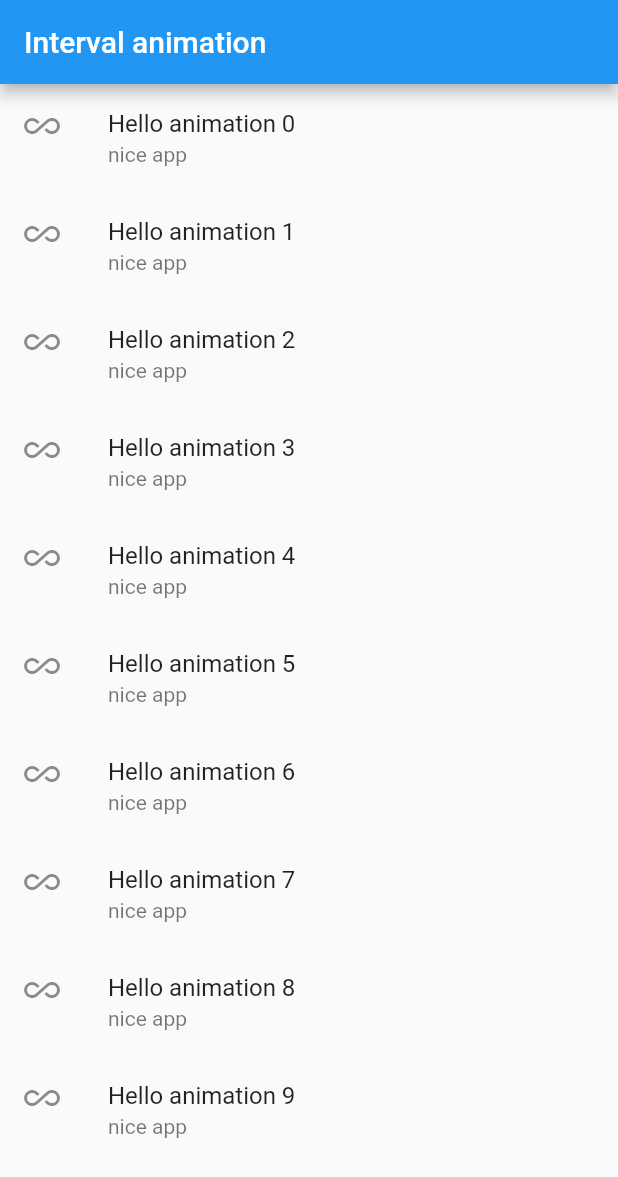
After one commit to Chunlee17/flutter_playground, a Flutter app: the IntervalAnimationPlayground screen opened directly, on a phone screen of 412 x 824 dp. The commit adds this screen. Shown: the top 1177 px of the screen. Run offline on Flutter 3.47's test engine with Material 2 defaults, Android fonts, the phone set to English and light mode, and no system bars; our stand-ins replace rxdart.

```diff
--- a/lib/home_page.dart
+++ b/lib/home_page.dart
@@ -1,4 +1,5 @@
 import 'package:flutter/material.dart';
+import 'package:flutter_playground/playground_pages/interval_animation.dart';
 import 'package:flutter_playground/playground_pages/scaling_page.dart';
 import 'package:flutter_playground/playground_pages/streambuilder.dart';
 
@@ -11,6 +12,7 @@ class _MyHomePageState extends State<MyHomePage> {
   static final List<Widget> pages = [
     StreamBuilderPlayground(),
     ScalingPage(),
+    IntervalAnimationPlayground(),
   ];
 
   @override
@@ -26,6 +28,7 @@ class _MyHomePageState extends State<MyHomePage> {
           return Card(
             child: ListTile(
               leading: Icon(Icons.pages),
+              trailing: Icon(Icons.arrow_forward_ios),
               title: Text(page.toString()),
               onTap: () {
                 Navigator.of(context).push(
--- /dev/null
+++ b/lib/playground_pages/interval_animation.dart
@@ -0,0 +1,54 @@
+import 'package:flutter/material.dart';
+
+class IntervalAnimationPlayground extends StatefulWidget {
+  @override
+  _IntervalAnimationPlaygroundState createState() => _IntervalAnimationPlaygroundState();
+}
+
+class _IntervalAnimationPlaygroundState extends State<IntervalAnimationPlayground> with SingleTickerProviderStateMixin {
+  AnimationController _controller;
+
+  @override
+  void initState() {
+    super.initState();
+    _controller = AnimationController(vsync: this, duration: Duration(seconds: 1))..forward();
+  }
+
+  @override
+  void dispose() {
+    super.dispose();
+    _controller.dispose();
+  }
+
+  @override
+  Widget build(BuildContext context) {
+    return Scaffold(
+      appBar: AppBar(
+        title: Text("Interval animation"),
+      ),
+      body: ListView.builder(
+        itemCount: 10,
+        itemBuilder: (BuildContext context, int index) {
+          var animation = Tween<double>(begin: 800.0, end: 0.0).animate(
+            CurvedAnimation(
+              parent: _controller,
+              curve: Interval((1 / 10) * index, 1.0, curve: Curves.decelerate),
+            ),
+          );
+
+          return AnimatedBuilder(
+            animation: _controller,
+            builder: (context, child) => Transform.translate(
+              offset: Offset(0.0, animation.value),
+              child: ListTile(
+                title: Text("Hello animation $index"),
+                subtitle: Text("nice app"),
+                leading: Icon(Icons.all_inclusive),
+              ),
+            ),
+          );
+        },
+      ),
+    );
+  }
+}
--- a/pubspec.yaml
+++ b/pubspec.yaml
@@ -12,6 +12,7 @@ dependencies:
 
   cupertino_icons: ^0.1.2
   rxdart: ^0.23.1
+  firebase_core: ^0.4.4
 
 dev_dependencies:
   flutter_test:
```
Also changed, not shown: pubspec.lock, 6 other files.
